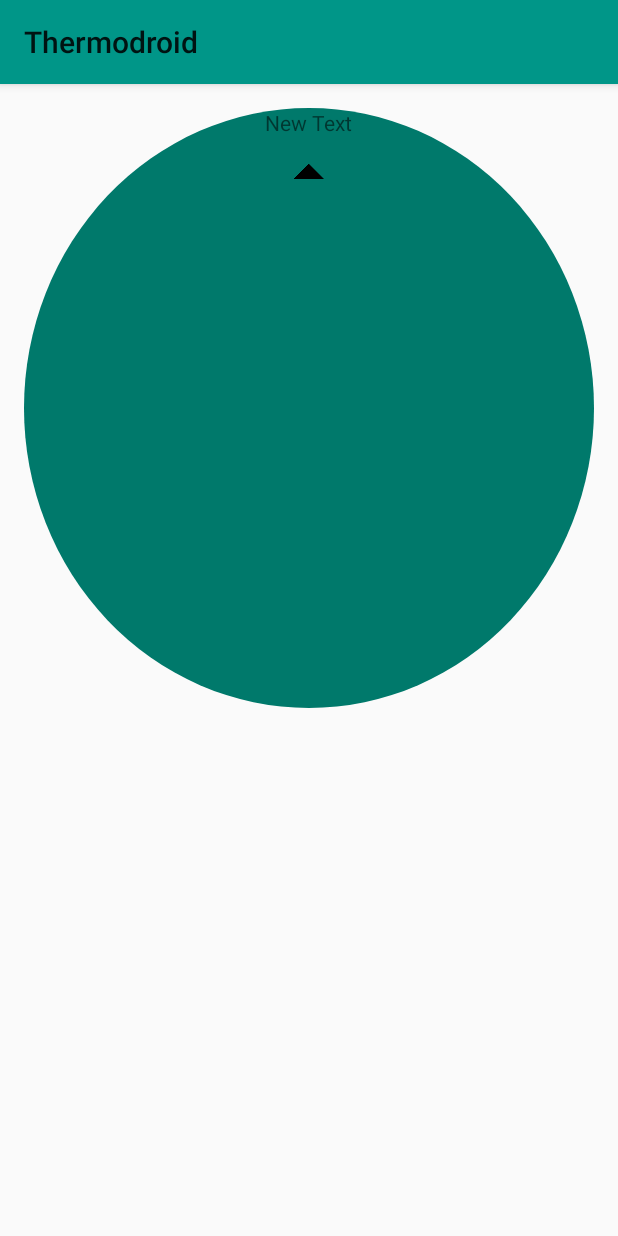
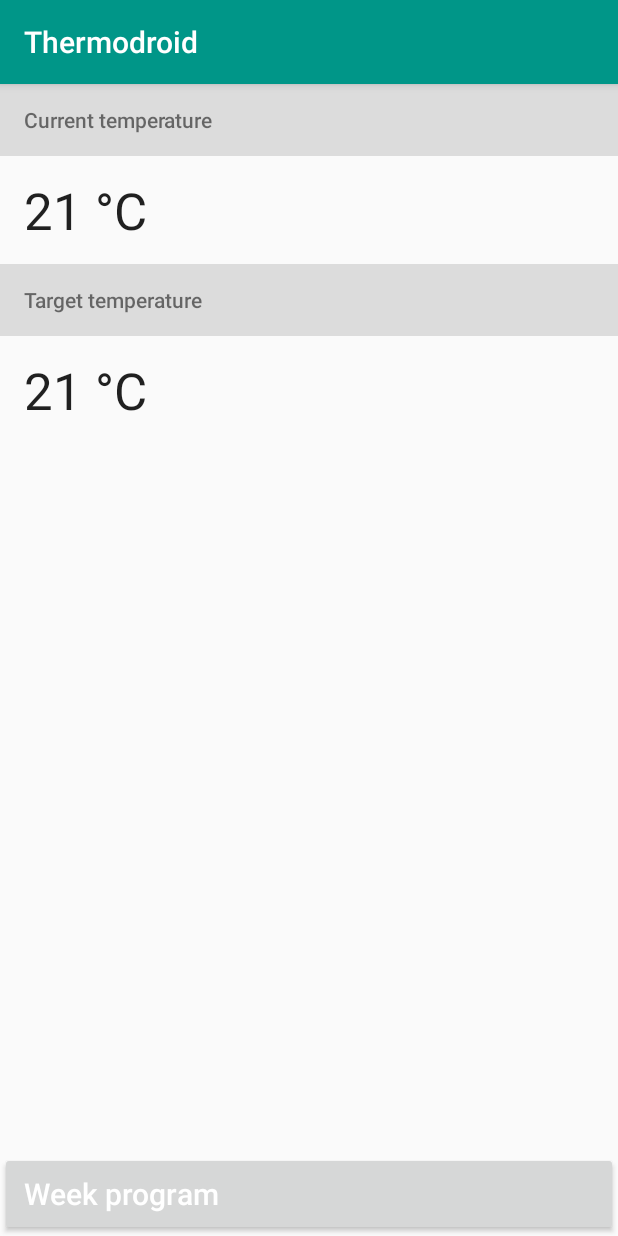
Before and after one commit to RubieV/HTI, an Android app: the screen it shows after launch (MainActivity), on a phone screen of 412 x 824 dp. Run offline under Robolectric (Android 15) with nearby library versions, the phone set to English and light mode, and no system bars.

Commit message:
Android layout updates using Material Design guidelines.

```diff
--- a/android/Thermodroid/app/src/main/res/drawable/thermostat_button_up.xml
+++ b/android/Thermodroid/app/src/main/res/drawable/thermostat_button_up.xml
@@ -1,7 +1,7 @@
 <?xml version="1.0" encoding="utf-8"?>
-<clip xmlns:android="http://schemas.android.com/apk/res/android"
+<scale xmlns:android="http://schemas.android.com/apk/res/android"
     android:drawable="@drawable/thermostat_circle_buttons"
-    android:clipOrientation="vertical"
-    android:gravity="top">
+    android:scaleHeight="100%"
+    android:scaleWidth="100%">
 
-</clip>
+</scale>
--- a/android/Thermodroid/app/src/main/res/layout/fragment_thermostat.xml
+++ b/android/Thermodroid/app/src/main/res/layout/fragment_thermostat.xml
@@ -2,35 +2,48 @@
                 xmlns:tools="http://schemas.android.com/tools"
                 android:layout_width="match_parent"
                 android:layout_height="match_parent"
-                android:paddingLeft="@dimen/activity_horizontal_margin"
-                android:paddingRight="@dimen/activity_horizontal_margin"
-                android:paddingTop="@dimen/activity_vertical_margin"
-                android:paddingBottom="@dimen/activity_vertical_margin"
                 tools:context=".ThermostatFragment">
 
-    <LinearLayout
-        android:orientation="vertical"
-        android:layout_width="match_parent"
-        android:layout_height="400dp"
+    <TextView
+        android:text="@string/current_temperature"
+        android:id="@+id/textView"
+        android:layout_alignParentTop="true"
         android:layout_alignParentLeft="true"
         android:layout_alignParentStart="true"
-        android:background="@drawable/thermostat_circle"
-        android:baselineAligned="false">
+        style="@style/Subheader"
+        />
 
-        <TextView
-            android:layout_width="wrap_content"
-            android:layout_height="wrap_content"
-            android:text="New Text"
-            android:id="@+id/textView"
-            android:layout_gravity="center_horizontal"/>
+    <TextView
+        android:text="21 \u00B0C"
+        android:id="@+id/textView2"
+        android:layout_below="@+id/textView"
+        android:layout_alignLeft="@+id/textView"
+        android:layout_alignStart="@+id/textView"
+        style="@style/Display1"/>
 
-        <ImageButton
-            android:layout_width="match_parent"
-            android:layout_height="wrap_content"
-            android:id="@+id/imageButton"
-            android:src="@drawable/ic_arrow_drop_up_black_48dp"
-            style="?android:attr/borderlessButtonStyle"
-            android:background="@drawable/thermostat_button_up"/>
-    </LinearLayout>
+    <TextView
+        android:text="@string/target_temperature"
+        android:id="@+id/textView3"
+        android:layout_below="@+id/textView2"
+        android:layout_alignLeft="@+id/textView2"
+        android:layout_alignStart="@+id/textView2"
+        style="@style/Subheader"/>
 
+    <TextView
+        android:text="21 \u00B0C"
+        android:id="@+id/textView4"
+        android:layout_below="@+id/textView3"
+        android:layout_alignLeft="@+id/textView3"
+        android:layout_alignStart="@+id/textView3"
+        style="@style/Display1"/>
+
+    <Button
+        android:text="@string/week_program"
+        android:id="@+id/button"
+        android:layout_alignParentBottom="true"
+        android:layout_alignParentLeft="true"
+        android:layout_alignParentStart="true"
+        style="@style/Title"
+        android:textAllCaps="false"
+        />
 </RelativeLayout>
--- a/android/Thermodroid/app/src/main/res/values-v21/styles.xml
+++ b/android/Thermodroid/app/src/main/res/values-v21/styles.xml
@@ -1,5 +1,6 @@
 <?xml version="1.0" encoding="utf-8" ?>
 <resources>
+
     <style name="AppTheme" parent="android:Theme.Material.Light">
         <!--   your app branding color for the app bar -->
         <item name="android:colorPrimary">@color/primary</item>
@@ -7,5 +8,39 @@
         <item name="android:colorPrimaryDark">@color/primary_dark</item>
         <!--   theme UI controls like checkboxes and text fields -->
         <item name="android:colorAccent">@color/accent</item>
+        <item name="android:textColorPrimary">#FFFFFFFF</item>
+    </style>
+
+    <style name="Subheader">
+        <item name="android:layout_width">match_parent</item>
+        <item name="android:layout_height">48dp</item>
+        <item name="android:gravity">center_vertical</item>
+        <item name="android:fontFamily">sans-serif-medium</item>
+        <item name="android:textSize">14sp</item>
+        <item name="android:textColor">#8A000000</item>
+        <item name="android:paddingLeft">16dp</item>
+        <item name="android:paddingRight">16dp</item>
+        <item name="android:background">#1F000000</item>
+    </style>
+
+    <style name="Display1">
+        <item name="android:layout_width">match_parent</item>
+        <item name="android:layout_height">72dp</item>
+        <item name="android:paddingLeft">16dp</item>
+        <item name="android:paddingRight">16dp</item>
+        <item name="android:gravity">center_vertical</item>
+        <item name="android:textSize">34sp</item>
+        <item name="android:textColor">#DF000000</item>
+    </style>
+
+    <style name="Title">
+        <item name="android:layout_width">match_parent</item>
+        <item name="android:layout_height">56dp</item>
+        <item name="android:paddingLeft">16dp</item>
+        <item name="android:paddingRight">16dp</item>
+        <item name="android:gravity">center_vertical</item>
+        <item name="android:textSize">20sp</item>
+        <item name="android:textColor">#FFFFFFFF</item>
+        <item name="android:fontFamily">sans-serif-medium</item>
     </style>
 </resources>
--- a/android/Thermodroid/app/src/main/res/values/strings.xml
+++ b/android/Thermodroid/app/src/main/res/values/strings.xml
@@ -1,5 +1,6 @@
 <resources>
     <string name="app_name">Thermodroid</string>
-    <string name="hello_world">Hello world!</string>
-    <string name="action_settings">Settings</string>
+    <string name="current_temperature">Current temperature</string>
+    <string name="target_temperature">Target temperature</string>
+    <string name="week_program">Week program</string>
 </resources>
```
